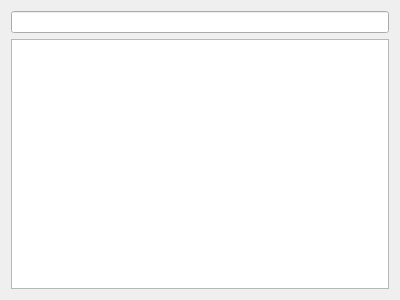
Before: the Qt Designer form xivoclient/src/xlets/people/people_widget.ui in wazo-platform/wazo-client-qt, drawn with Qt 5.
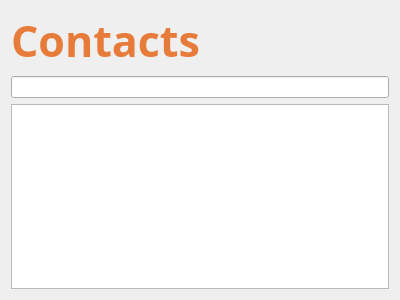
After: the same form once the commit is applied. Custom widgets are drawn as their Qt base class.

Commit message: add styled title in people xlet (with dundee font)

```diff
--- a/xivoclient/src/xlets/people/people_widget.ui
+++ b/xivoclient/src/xlets/people/people_widget.ui
@@ -14,6 +14,73 @@
    <string>Form</string>
   </property>
   <layout class="QVBoxLayout" name="verticalLayout">
+   <item alignment="Qt::AlignVCenter">
+    <widget class="QLabel" name="entry_title">
+     <property name="sizePolicy">
+      <sizepolicy hsizetype="Preferred" vsizetype="Preferred">
+       <horstretch>0</horstretch>
+       <verstretch>0</verstretch>
+      </sizepolicy>
+     </property>
+     <property name="palette">
+      <palette>
+       <active>
+        <colorrole role="WindowText">
+         <brush brushstyle="SolidPattern">
+          <color alpha="255">
+           <red>231</red>
+           <green>123</green>
+           <blue>57</blue>
+          </color>
+         </brush>
+        </colorrole>
+       </active>
+       <inactive>
+        <colorrole role="WindowText">
+         <brush brushstyle="SolidPattern">
+          <color alpha="255">
+           <red>231</red>
+           <green>123</green>
+           <blue>57</blue>
+          </color>
+         </brush>
+        </colorrole>
+       </inactive>
+       <disabled>
+        <colorrole role="WindowText">
+         <brush brushstyle="SolidPattern">
+          <color alpha="255">
+           <red>190</red>
+           <green>190</green>
+           <blue>190</blue>
+          </color>
+         </brush>
+        </colorrole>
+       </disabled>
+      </palette>
+     </property>
+     <property name="font">
+      <font>
+       <family>DundeeMedium</family>
+       <pointsize>32</pointsize>
+       <weight>75</weight>
+       <bold>true</bold>
+      </font>
+     </property>
+     <property name="styleSheet">
+      <string notr="true"/>
+     </property>
+     <property name="text">
+      <string>Contacts</string>
+     </property>
+     <property name="margin">
+      <number>30</number>
+     </property>
+     <property name="indent">
+      <number>-1</number>
+     </property>
+    </widget>
+   </item>
    <item>
     <widget class="QLineEdit" name="entry_filter">
      <property name="text">
```
Left out of the diff: 4 changed lines with no effect on the pictures. The commit also changes 2 other files.
